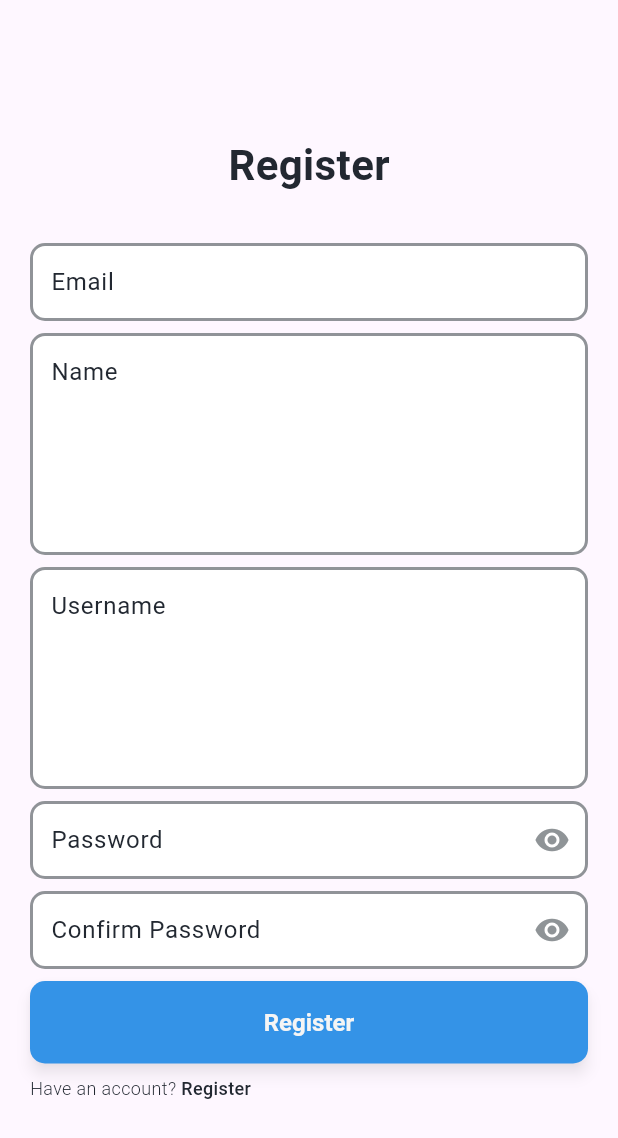
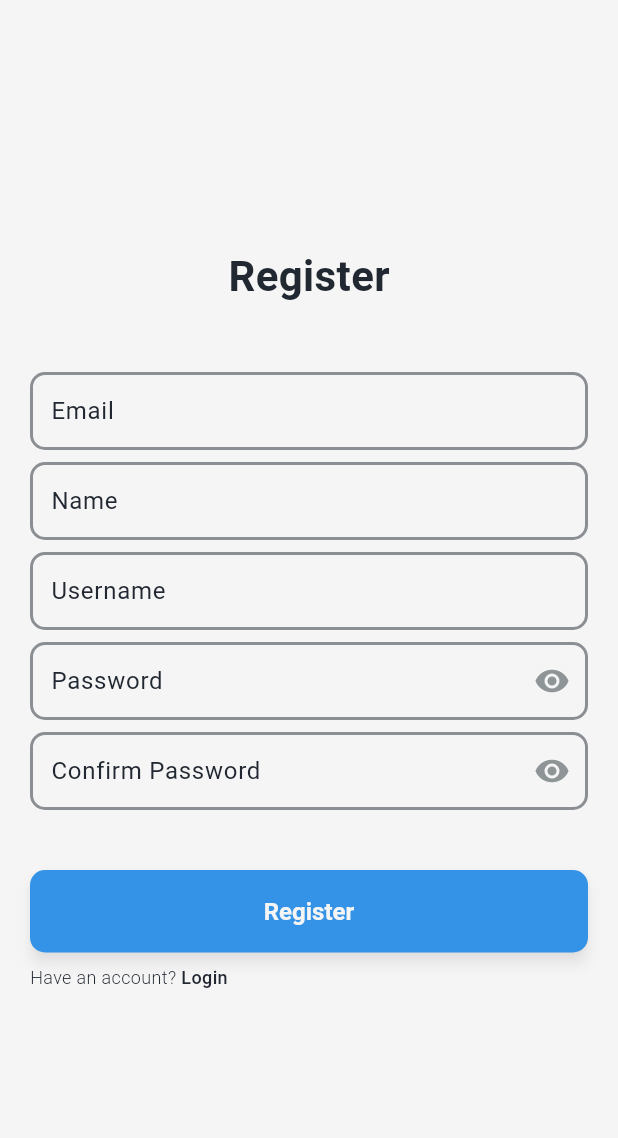
Before and after one commit to accdeve/ikommerce, a Flutter app: the RegisterPage screen opened directly, on a phone screen of 412 x 824 dp. Shown: the top 1138 px of the screen. Run offline on Flutter 3.47's test engine with Material 3 defaults, Android fonts, the phone set to English and light mode, and no system bars; our stand-ins replace dropdown_button2, shared_preferences; accounts and stored records are empty; network calls fail; Roboto replaces fonts that are missing (Poppins).

Commit message:
add: register page and unfinished home

```diff
--- a/lib/ui/screen/global/login_page.dart
+++ b/lib/ui/screen/global/login_page.dart
@@ -4,7 +4,7 @@ import 'package:ikommerce/ui/widgets/text_field_widget.dart';
 import 'package:ikommerce/utils/colors.dart';
 import 'package:ikommerce/utils/typography.dart';
 
-void main(List<String> args) {
+void main() {
   runApp(const MaterialApp(
     home: LoginPage(),
   ));
--- a/lib/ui/screen/global/register_page.dart
+++ b/lib/ui/screen/global/register_page.dart
@@ -1,11 +1,10 @@
 import 'package:flutter/material.dart';
 import 'package:ikommerce/ui/widgets/button_widget.dart';
 import 'package:ikommerce/ui/widgets/text_field_widget.dart';
-import 'package:ikommerce/utils/colors.dart';
 import 'package:ikommerce/utils/typography.dart';
 import 'package:ikommerce/utils/utils_barrel.dart';
 
-void main(List<String> args) {
+void main() {
   runApp(const MaterialApp(
     home: RegisterPage(),
   ));
@@ -17,6 +16,7 @@ class RegisterPage extends StatelessWidget {
   @override
   Widget build(BuildContext context) {
     return Scaffold(
+        backgroundColor: white,
         body: Padding(
           padding: const EdgeInsets.all(20.0),
           child: Center(
@@ -29,17 +29,19 @@ class RegisterPage extends StatelessWidget {
                   Center(
                     child: Text("Register", style: poppinsHeading28Bold),
                   ),
-              const SizedBox(height: 32),
+                  const SizedBox(height: 44),
                   const CustomTextField(
                       inputType: InputType.email, hintText: 'Email'),
                   const CustomTextField(
-                  inputType: InputType.field, hintText: 'Name'),
+                      inputType: InputType.text, hintText: 'Name'),
                   const CustomTextField(
-                  inputType: InputType.field, hintText: 'Username'),
+                      inputType: InputType.text, hintText: 'Username'),
                   const CustomTextField(
                       inputType: InputType.password, hintText: 'Password'),
                   const CustomTextField(
-                  inputType: InputType.password, hintText: 'Confirm Password'),
+                      inputType: InputType.password,
+                      hintText: 'Confirm Password'),
+                  const SizedBox(height: 32),
                   CustomButton.contained(
                     label: "Register",
                     onPressed: () {},
@@ -50,10 +52,7 @@ class RegisterPage extends StatelessWidget {
                       text: "Have an account? ",
                       style: poppinsBody12Light,
                       children: [
-                    TextSpan(
-                      text: "Register",
-                      style: poppinsBody12Medium
-                    ),
+                        TextSpan(text: "Login", style: poppinsBody12Medium),
                       ],
                     ),
                     textAlign: TextAlign.start,
--- a/lib/ui/widgets/text_field_widget.dart
+++ b/lib/ui/widgets/text_field_widget.dart
@@ -46,6 +46,7 @@ class CustomTextField extends StatefulWidget {
   final int? maxLength;
   final List<TextInputFormatter>? inputFormatter;
   final FocusNode? focusNode;
+  final bool isUsingPadding;
 
   const CustomTextField({
     super.key,
@@ -58,7 +59,7 @@ class CustomTextField extends StatefulWidget {
     this.prefixText,
     this.textAlign,
     this.enabled = true,
-    this.fillColor = textPrimaryInverted,
+    this.fillColor = white,
     this.onTap,
     this.isLoading = false,
     this.autofocus = false,
@@ -76,6 +77,7 @@ class CustomTextField extends StatefulWidget {
     this.prefixIcons,
     this.suffixIcons,
     this.autoValidateMode = AutovalidateMode.disabled,
+    this.isUsingPadding = true,
   });
 
   @override
@@ -171,7 +173,7 @@ class _TextFieldWidgetState extends State<CustomTextField> {
                 : poppinsBody16Regular,
             filled: true,
             fillColor:
-                widget.enabled ? widget.fillColor : const Color(0xFFF6F7F9),
+                widget.enabled ? widget.fillColor : white,
             disabledBorder: OutlineInputBorder(
               borderRadius: BorderRadius.circular(10),
               borderSide: BorderSide(color: black.withOpacity(0.5), width: 2),
@@ -232,7 +234,7 @@ class _TextFieldWidgetState extends State<CustomTextField> {
             'Password minimal 8 karakter',
             style: poppinsBody12Light.copyWith(color: red),
           ),
-        SizedBox(height: 8)
+        SizedBox(height: widget.isUsingPadding ? 8 : 0)
       ],
     );
   }
--- a/pubspec.yaml
+++ b/pubspec.yaml
@@ -63,9 +63,8 @@ flutter:
   uses-material-design: true
 
   # To add assets to your application, add an assets section, like this:
-  # assets:
-  #   - images/a_dot_burr.jpeg
-  #   - images/a_dot_ham.jpeg
+  assets:
+    - assets/image/home/
 
   # An image asset can refer to one or more resolution-specific "variants", see
   # https://flutter.dev/assets-and-images/#resolution-aware
```
Also changed, not shown: lib/ui/screen/user/home/home_page.dart (added, +76 -0 lines), lib/ui/screen/user/home/widget/stuff_widget.dart (added, +21 -0 lines), lib/ui/widgets/error_widget.dart (+4 -4 lines), lib/utils/assets.dart (+4 -65 lines), lib/utils/extensions.dart (+0 -31 lines), lib/utils/typography.dart (+23 -0 lines), assets/image/home/order_read.png (added), assets/image/home/order_unread.png (added), assets/image/home/profile.png (added), assets/image/home/stuff.png (added). Lines whose indentation alone changed are shown as unchanged.
